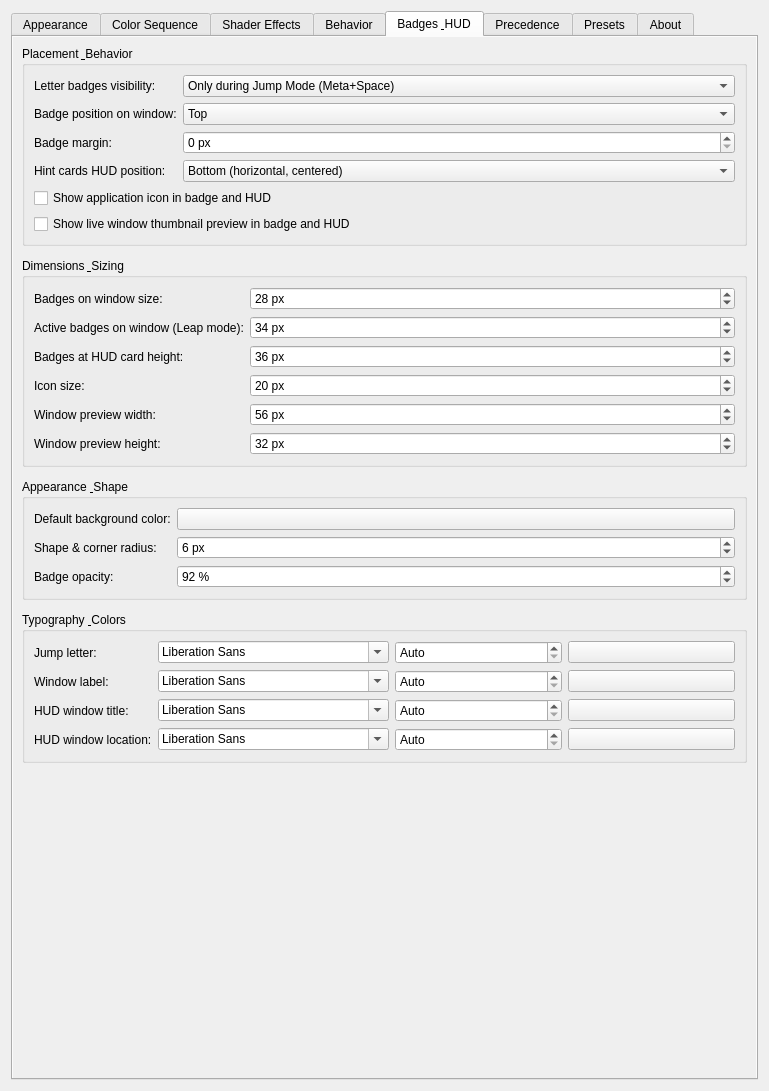
Above: activewindowoutline_config.ui from gmalinowski/LeapK before the change. Below: the same form after it.
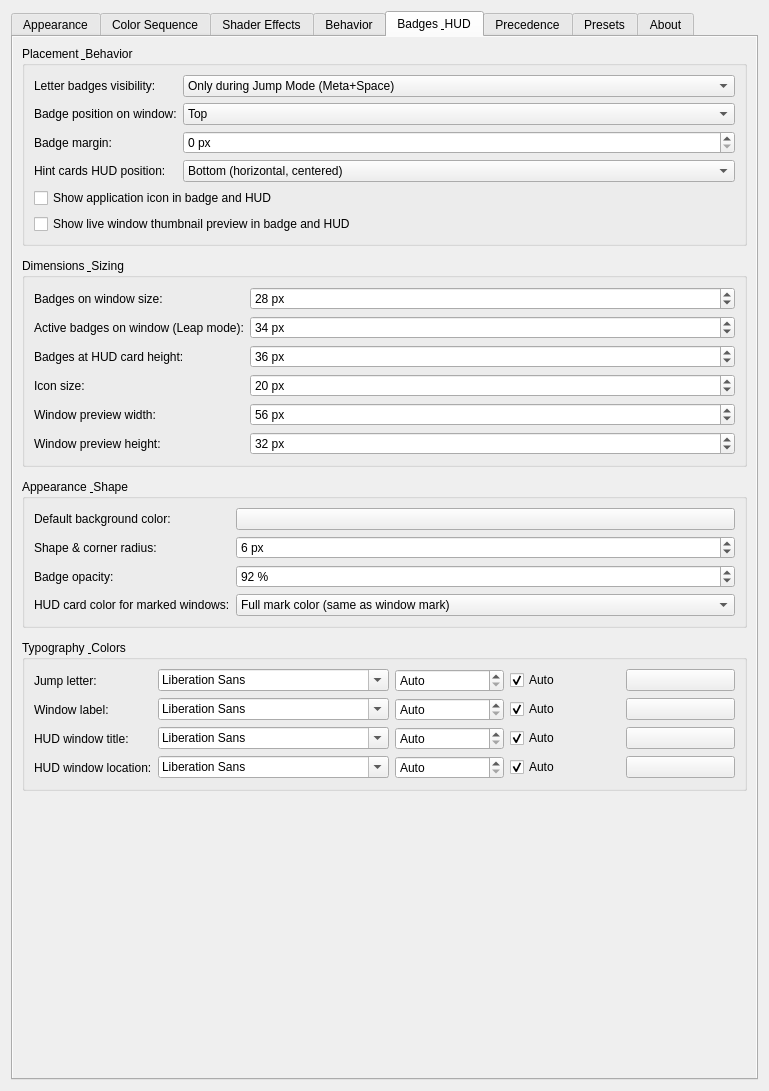
That is the form after the change. The open tabs and pages were chosen to show the change. Icons and pictures are not drawn. Custom widgets are drawn as their Qt base class.

Commit message: feat(badges): fix window thumbnail preview, add auto font contrast, and configurable HUD mark card coloring

Diff of the .ui file:
```diff
--- a/activewindowoutline_config.ui
+++ b/activewindowoutline_config.ui
@@ -2168,6 +2168,38 @@
                 </property>
                </widget>
               </item>
+              <item row="3" column="0">
+               <widget class="QLabel" name="label_badgeHudMarkColorMode">
+                <property name="text">
+                 <string>HUD card color for marked windows:</string>
+                </property>
+                <property name="toolTip">
+                 <string>Controls how window mark colors are applied to HUD hint cards: full background, subtle tint, or dark card with colored badge.</string>
+                </property>
+               </widget>
+              </item>
+              <item row="3" column="1">
+               <widget class="QComboBox" name="kcfg_BadgeHudMarkColorMode">
+                <property name="toolTip">
+                 <string>Controls how window mark colors are applied to HUD hint cards.</string>
+                </property>
+                <item>
+                 <property name="text">
+                  <string>Full mark color (same as window mark)</string>
+                 </property>
+                </item>
+                <item>
+                 <property name="text">
+                  <string>Tinted mark color</string>
+                 </property>
+                </item>
+                <item>
+                 <property name="text">
+                  <string>Dark card with mark border &amp; badge</string>
+                 </property>
+                </item>
+               </widget>
+              </item>
              </layout>
             </widget>
            </item>
@@ -2217,6 +2249,19 @@
                   </property>
                  </widget>
                 </item>
+                <item>
+                 <widget class="QCheckBox" name="kcfg_BadgeLetterColorAuto">
+                  <property name="text">
+                   <string>Auto</string>
+                  </property>
+                  <property name="checked">
+                   <bool>true</bool>
+                  </property>
+                  <property name="toolTip">
+                   <string>Automatically compute high-contrast black or white text color based on background luminance.</string>
+                  </property>
+                 </widget>
+                </item>
                 <item>
                  <widget class="KColorButton" name="kcfg_BadgeLetterColor">
                   <property name="alphaChannelEnabled">
@@ -2268,6 +2313,19 @@
                   </property>
                  </widget>
                 </item>
+                <item>
+                 <widget class="QCheckBox" name="kcfg_BadgeLabelColorAuto">
+                  <property name="text">
+                   <string>Auto</string>
+                  </property>
+                  <property name="checked">
+                   <bool>true</bool>
+                  </property>
+                  <property name="toolTip">
+                   <string>Automatically compute high-contrast black or white text color based on background luminance.</string>
+                  </property>
+                 </widget>
+                </item>
                 <item>
                  <widget class="KColorButton" name="kcfg_BadgeLabelUnmarkedColor">
                   <property name="alphaChannelEnabled">
@@ -2319,6 +2377,19 @@
                   </property>
                  </widget>
                 </item>
+                <item>
+                 <widget class="QCheckBox" name="kcfg_BadgeCaptionColorAuto">
+                  <property name="text">
+                   <string>Auto</string>
+                  </property>
+                  <property name="checked">
+                   <bool>true</bool>
+                  </property>
+                  <property name="toolTip">
+                   <string>Automatically compute high-contrast text color based on HUD card background luminance.</string>
+                  </property>
+                 </widget>
+                </item>
                 <item>
                  <widget class="KColorButton" name="kcfg_BadgeCaptionColor">
                   <property name="alphaChannelEnabled">
@@ -2370,6 +2441,19 @@
                   </property>
                  </widget>
                 </item>
+                <item>
+                 <widget class="QCheckBox" name="kcfg_BadgeLocationColorAuto">
+                  <property name="text">
+                   <string>Auto</string>
+                  </property>
+                  <property name="checked">
+                   <bool>true</bool>
+                  </property>
+                  <property name="toolTip">
+                   <string>Automatically compute high-contrast text color based on HUD card background luminance.</string>
+                  </property>
+                 </widget>
+                </item>
                 <item>
                  <widget class="KColorButton" name="kcfg_BadgeLocationColor">
                   <property name="alphaChannelEnabled">
```
The commit also changes 12 other files.
